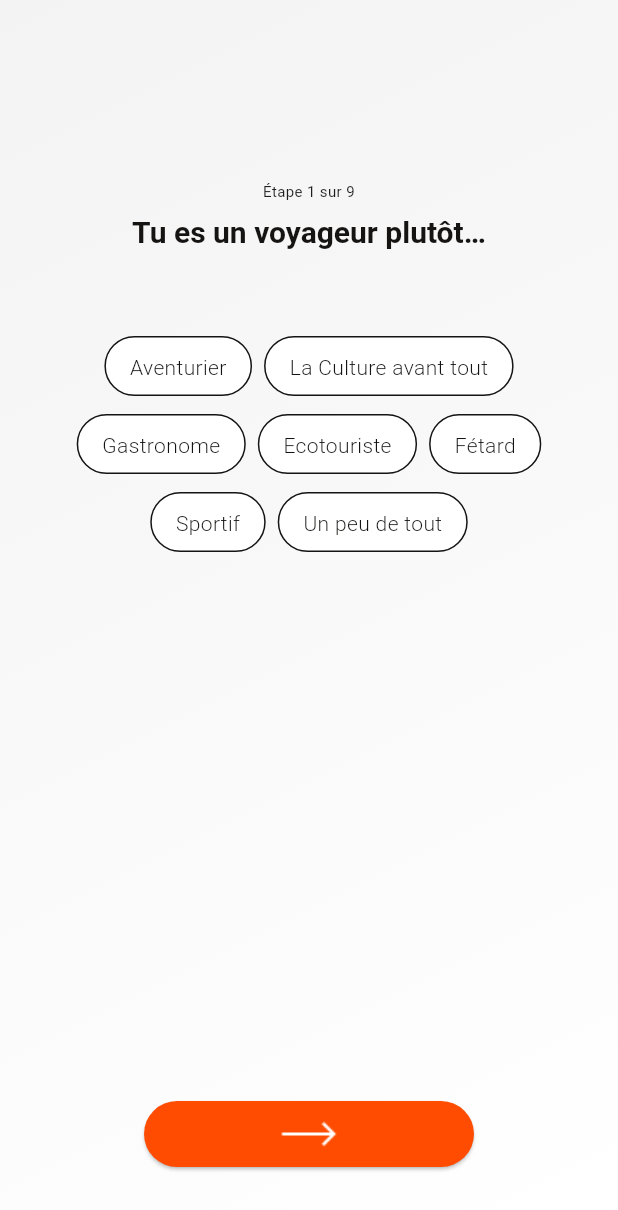
After one commit to BTI-Advisory/meet-pe, a Flutter app: the Step1Page screen opened directly, on a phone screen of 412 x 824 dp. The commit adds this screen. Shown: the top 1210 px of the screen. Run offline on Flutter 3.47's test engine with Material 3 defaults, Android fonts, the light colour scheme and no system bars; our stand-ins replace connectivity_plus, device_info_plus, flash, flutter_secure_storage, hive_flutter, local_auth and 3 more; missing offline and left inert: fetcher, flutter_verification_code; accounts and stored records are empty; Roboto replaces fonts that are missing (Outfit).

Commit message:
Implementing OnBoarding UI: Step 1 and 2.

```diff
--- /dev/null
+++ b/lib/screens/onBoardingPages/step1Page.dart
@@ -0,0 +1,182 @@
+import 'package:flutter/material.dart';
+import 'package:meet_pe/resources/_resources.dart';
+import 'package:meet_pe/screens/onBoardingPages/step2Page.dart';
+
+import '../../utils/utils.dart';
+
+class Step1Page extends StatefulWidget {
+  const Step1Page({Key? key}) : super(key: key);
+
+  @override
+  State<Step1Page> createState() => _Step1PageState();
+}
+
+class _Step1PageState extends State<Step1Page> {
+  late List<Voyage> myList = [
+    Voyage(id: 1, title: "Aventurier"),
+    Voyage(id: 2, title: "La Culture avant tout"),
+    Voyage(id: 3, title: "Gastronome"),
+    Voyage(id: 4, title: "Ecotouriste"),
+    Voyage(id: 5, title: "Fétard"),
+    Voyage(id: 6, title: "Sportif"),
+    Voyage(id: 7, title: "Un peu de tout")
+  ];
+
+  Set<int> selectedIdsStep1 = Set<int>();
+
+  @override
+  Widget build(BuildContext context) {
+    return Scaffold(
+      body: Container(
+        decoration: const BoxDecoration(
+          gradient: LinearGradient(
+            begin: Alignment.topLeft,
+            end: Alignment.bottomRight,
+            colors: [
+              AppResources.colorGray5,
+              AppResources.colorWhite
+            ],
+          ),
+        ),
+        child: Center(
+          child: Column(
+            mainAxisAlignment: MainAxisAlignment.center,
+            children: [
+              SizedBox(height: 120,),
+              Text(
+                'Étape 1 sur 9',
+                textAlign: TextAlign.center,
+                style: Theme.of(context).textTheme.bodyMedium?.copyWith(fontSize: 10, fontWeight: FontWeight.w400),
+              ),
+              const SizedBox(height: 8,),
+              Text(
+                'Tu es un voyageur plutôt…',
+                textAlign: TextAlign.center,
+                style: Theme.of(context).textTheme.headlineMedium?.copyWith(color: AppResources.colorGray100),
+              ),
+              const SizedBox(height: 56,),
+              Container(
+                width: 319,
+                height: 144,
+                child: Wrap(
+                  alignment: WrapAlignment.center,
+                  spacing: 8, // Horizontal spacing between items
+                  runSpacing: 12, // Vertical spacing between lines
+                  children: myList.map((item) {
+                    return Item(
+                      id: item.id,
+                      text: item.title,
+                      isSelected: selectedIdsStep1.contains(item.id),
+                      onTap: () {
+                        setState(() {
+                          if (selectedIdsStep1.contains(item.id)) {
+                            selectedIdsStep1.remove(item.id);
+                          } else {
+                            selectedIdsStep1.add(item.id);
+                          }
+                        });
+                      },
+                    );
+                  }).toList(),
+                ),
+              ),
+              Expanded(
+                child: Align(
+                  alignment: Alignment.bottomCenter,
+                  child: Padding(
+                    padding: const EdgeInsets.only(bottom: 44),
+                    child: Container(
+                      margin:
+                      const EdgeInsets.only(left: 96, right: 96),
+                      width: double.infinity,
+                      child: ElevatedButton(
+                        style: ButtonStyle(
+                          padding:
+                          MaterialStateProperty.all<EdgeInsets>(
+                              const EdgeInsets.symmetric(
+                                  horizontal: 24, vertical: 10)),
+                          backgroundColor: MaterialStateProperty.all(
+                              AppResources.colorVitamine),
+                          shape: MaterialStateProperty.all<
+                              RoundedRectangleBorder>(
+                            RoundedRectangleBorder(
+                              borderRadius: BorderRadius.circular(40),
+                            ),
+                          ),
+                        ),
+                        onPressed: () {
+                          navigateTo(context, (_) => const Step2Page());
+                        },
+                        child: Image.asset('images/arrowLongRight.png'),
+                      ),
+                    ),
+                  ),
+                ),
+              ),
+            ],
+          ),
+        ),
+      ),
+    );
+  }
+}
+
+class Item extends StatefulWidget {
+  final int id;
+  final String text;
+  final bool isSelected;
+  final VoidCallback onTap;
+
+  const Item({
+    required this.id,
+    required this.text,
+    required this.isSelected,
+    required this.onTap,
+  });
+
+  @override
+  State<Item> createState() => _ItemState();
+}
+
+class _ItemState extends State<Item> {
+  @override
+  Widget build(BuildContext context) {
+    return GestureDetector(
+      onTap: widget.onTap,
+      child: IntrinsicWidth(
+        child: Container(
+          height: 40,
+          padding: EdgeInsets.symmetric(horizontal: 16, vertical: 10),
+          decoration: BoxDecoration(
+            color: widget.isSelected ? Colors.black : Colors.white,
+            borderRadius: BorderRadius.all(Radius.circular(24)),
+            border: Border.all(color: AppResources.colorGray100),
+          ),
+          child: Center(
+            child: Text(
+              widget.text,
+              textAlign: TextAlign.center,
+              style: Theme.of(context).textTheme.bodyMedium?.copyWith(
+                    color: widget.isSelected
+                        ? Colors.white
+                        : AppResources.colorGray100,
+                    fontWeight:
+                        widget.isSelected ? FontWeight.w500 : FontWeight.w300,
+                  ),
+            ),
+          ),
+        ),
+      ),
+    );
+  }
+}
+
+class Voyage {
+  final int id;
+  final String title;
+
+  Voyage({
+    required this.id,
+    required this.title,
+  });
+}
--- a/lib/screens/welcomePage.dart
+++ b/lib/screens/welcomePage.dart
@@ -1,6 +1,8 @@
 import 'package:flutter/material.dart';
+import 'package:meet_pe/screens/onBoardingPages/step1Page.dart';
 
 import '../resources/resources.dart';
+import '../utils/utils.dart';
 
 class WelcomePage extends StatefulWidget {
   const WelcomePage({super.key});
@@ -75,7 +77,9 @@ class _WelcomePageState extends State<WelcomePage> {
                                 ),
                               ),
                             ),
-                            onPressed: (){},
+                            onPressed: (){
+                              navigateTo(context, (_) => const Step1Page());
+                            },
                             child: Text(
                               'C’EST PARTI !!',
                               style: Theme.of(context).textTheme.bodyLarge?.copyWith(color: AppResources.colorVitamine),
```
Also changed, not shown: lib/screens/onBoardingPages/step2Page.dart (added, +174 -0 lines).
